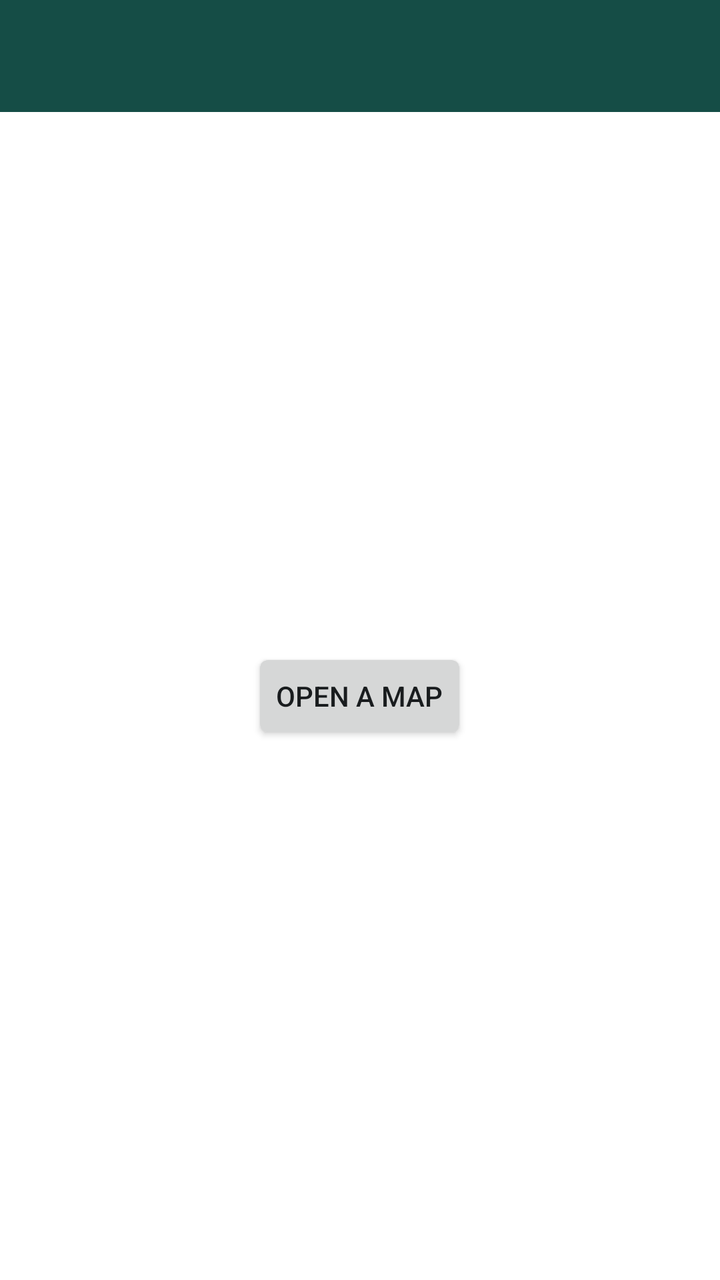
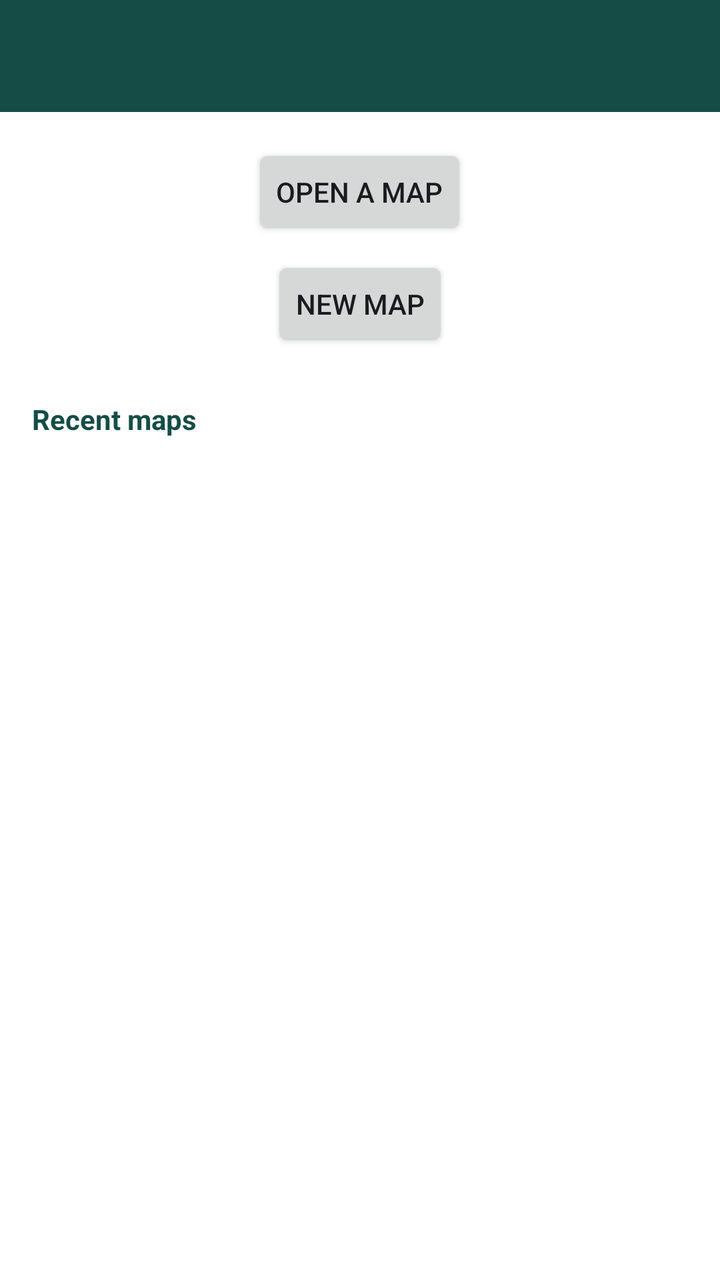

Before-and-after screenshots of an Android layout around one commit, followed by the original layout XML and the change that was made.
<!-- AndroidManifest.xml: application theme Mapling -->
<!-- res/layout/main.xml -->
<?xml version="1.0" encoding="utf-8"?>
<LinearLayout xmlns:android="http://schemas.android.com/apk/res/android"
    android:id="@+id/root"
    android:layout_width="match_parent"
    android:layout_height="match_parent"
    android:orientation="vertical">

    <Toolbar
        android:id="@+id/toolbar"
        android:layout_width="match_parent"
        android:layout_height="wrap_content"
        android:background="@color/forest"
        android:minHeight="?android:attr/actionBarSize"
        android:theme="@style/Mapling.Toolbar" />

    
    <LinearLayout
        android:id="@+id/messages"
        android:layout_width="match_parent"
        android:layout_height="wrap_content"
        android:orientation="vertical" />

    <FrameLayout
        android:layout_width="match_parent"
        android:layout_height="0dp"
        android:layout_weight="1">

        <WebView
            android:id="@+id/map"
            android:layout_width="match_parent"
            android:layout_height="match_parent"
            android:visibility="invisible" />

        <Button
            android:id="@+id/open_map"
            android:layout_width="wrap_content"
            android:layout_height="wrap_content"
            android:layout_gravity="center"
            android:text="@string/open_map" />
    </FrameLayout>

    
    <LinearLayout
        android:id="@+id/hints"
        android:layout_width="match_parent"
        android:layout_height="wrap_content"
        android:orientation="vertical" />

    <LinearLayout
        android:id="@+id/node_bar"
        android:layout_width="match_parent"
        android:layout_height="wrap_content"
        android:background="@color/node_bar"
        android:gravity="center"
        android:orientation="horizontal"
        android:visibility="gone">

        <ImageButton
            android:id="@+id/edit_text"
            style="?android:attr/borderlessButtonStyle"
            android:layout_width="56dp"
            android:layout_height="48dp"
            android:contentDescription="@string/edit_text"
            android:src="@drawable/ic_edit"
            android:tint="@color/node_icon"
            android:tooltipText="@string/edit_text" />

        <ImageButton
            android:id="@+id/add_child"
            style="?android:attr/borderlessButtonStyle"
            android:layout_width="56dp"
            android:layout_height="48dp"
            android:contentDescription="@string/add_child"
            android:src="@drawable/ic_subdirectory_arrow_right"
            android:tint="@color/node_icon"
            android:tooltipText="@string/add_child" />

        <ImageButton
            android:id="@+id/add_sibling"
            style="?android:attr/borderlessButtonStyle"
            android:layout_width="56dp"
            android:layout_height="48dp"
            android:contentDescription="@string/add_sibling"
            android:src="@drawable/ic_add_row_below"
            android:tint="@color/node_icon"
            android:tooltipText="@string/add_sibling" />

        <ImageButton
            android:id="@+id/delete_node"
            style="?android:attr/borderlessButtonStyle"
            android:layout_width="56dp"
            android:layout_height="48dp"
            android:contentDescription="@string/delete_node"
            android:src="@drawable/ic_delete"
            android:tint="@color/node_icon"
            android:tooltipText="@string/delete_node" />
    </LinearLayout>
</LinearLayout>
<!-- resources referenced by this layout -->
<resources>
  <color name="forest">#154D46</color>
  <color name="node_bar">#F3F5F4</color>
  <!-- drawable ic_delete (drawable) -->
  <?xml version="1.0" encoding="utf-8"?>
  <vector xmlns:android="http://schemas.android.com/apk/res/android"
      android:width="24dp"
      android:height="24dp"
      android:viewportWidth="960"
      android:viewportHeight="960"
      android:tint="?android:attr/colorControlNormal">
    <path
        android:fillColor="@android:color/white"
        android:pathData="M280,840Q247,840 223.5,816.5Q200,793 200,760L200,240L160,240L160,160L360,160L360,120L600,120L600,160L800,160L800,240L760,240L760,760Q760,793 736.5,816.5Q713,840 680,840L280,840ZM680,240L280,240L280,760Q280,760 280,760Q280,760 280,760L680,760Q680,760 680,760Q680,760 680,760L680,240ZM360,680L440,680L440,320L360,320L360,680ZM520,680L600,680L600,320L520,320L520,680ZM280,240L280,240L280,760Q280,760 280,760Q280,760 280,760L280,760Q280,760 280,760Q280,760 280,760L280,240Z"/>
  </vector>
  <!-- drawable ic_edit (drawable) -->
  <?xml version="1.0" encoding="utf-8"?>
  <vector xmlns:android="http://schemas.android.com/apk/res/android"
      android:width="24dp"
      android:height="24dp"
      android:viewportWidth="960"
      android:viewportHeight="960"
      android:tint="?android:attr/colorControlNormal">
    <path
        android:fillColor="@android:color/white"
        android:pathData="M200,760L257,760L648,369L591,312L200,703L200,760ZM120,840L120,670L648,143Q660,132 674.5,126Q689,120 705,120Q721,120 736,126Q751,132 762,144L817,200Q829,211 834.5,226Q840,241 840,256Q840,272 834.5,286.5Q829,301 817,313L290,840L120,840ZM760,256L760,256L704,200L704,200L760,256ZM619,341L591,312L591,312L648,369L648,369L619,341Z"/>
  </vector>
  <!-- drawable ic_subdirectory_arrow_right (drawable) -->
  <?xml version="1.0" encoding="utf-8"?>
  <vector xmlns:android="http://schemas.android.com/apk/res/android"
      android:width="24dp"
      android:height="24dp"
      android:viewportWidth="960"
      android:viewportHeight="960"
      android:tint="?android:attr/colorControlNormal">
    <path
        android:fillColor="@android:color/white"
        android:pathData="M560,840L503,783L647,640L200,640L200,160L280,160L280,560L647,560L503,416L559,359L800,600L560,840Z"/>
  </vector>
  <string name="add_child">Add child</string>
  <string name="add_sibling">Add sibling</string>
  <string name="delete_node">Delete</string>
  <string name="edit_text">Edit text</string>
  <string name="open_map">Open a map</string>
  <style name="Mapling.Toolbar" parent="@android:style/ThemeOverlay.Material.Dark.ActionBar">
          <item name="android:colorControlNormal">@color/ivory</item>
          <item name="android:textColorPrimary">@color/ivory</item>
      </style>
  <style name="Mapling" parent="@android:style/Theme.DeviceDefault.Light.NoActionBar">
          <item name="android:windowBackground">@android:color/white</item>
          <item name="android:statusBarColor">@color/forest</item>
          <item name="android:windowLightStatusBar">false</item>
      </style>
  <color name="ivory">#FFF9E9</color>
  <!-- unchanged entries left out for length: 1 -->
</resources>

<!-- the commit's change to res/layout/main.xml (unified diff, before → after) -->
@@ -31,12 +31,56 @@
             android:layout_height="match_parent"
             android:visibility="invisible" />
 
-        <Button
-            android:id="@+id/open_map"
-            android:layout_width="wrap_content"
-            android:layout_height="wrap_content"
-            android:layout_gravity="center"
-            android:text="@string/open_map" />
+        
+        <ScrollView
+            android:id="@+id/home"
+            android:layout_width="match_parent"
+            android:layout_height="match_parent">
+
+            <LinearLayout
+                android:layout_width="match_parent"
+                android:layout_height="wrap_content"
+                android:orientation="vertical"
+                android:padding="16dp">
+
+                <LinearLayout
+                    android:layout_width="match_parent"
+                    android:layout_height="wrap_content"
+                    android:gravity="center"
+                    android:orientation="vertical">
+
+                    <Button
+                        android:id="@+id/open_map"
+                        android:layout_width="wrap_content"
+                        android:layout_height="wrap_content"
+                        android:text="@string/open_map" />
+
+                    <Button
+                        android:id="@+id/new_map"
+                        android:layout_width="wrap_content"
+                        android:layout_height="wrap_content"
+                        android:layout_marginTop="8dp"
+                        android:text="@string/new_map" />
+                </LinearLayout>
+
+                <TextView
+                    android:id="@+id/recent_title"
+                    android:layout_width="match_parent"
+                    android:layout_height="wrap_content"
+                    android:layout_marginTop="24dp"
+                    android:paddingBottom="8dp"
+                    android:text="@string/recent_maps"
+                    android:textColor="@color/forest"
+                    android:textSize="14sp"
+                    android:textStyle="bold" />
+
+                <LinearLayout
+                    android:id="@+id/recent_list"
+                    android:layout_width="match_parent"
+                    android:layout_height="wrap_content"
+                    android:orientation="vertical" />
+            </LinearLayout>
+        </ScrollView>
     </FrameLayout>
 
     
<!-- resource entries referenced after the edit -->
@@ -42,7 +42,9 @@
   <string name="add_sibling">Add sibling</string>
   <string name="delete_node">Delete</string>
   <string name="edit_text">Edit text</string>
+  <string name="new_map">New map</string>
   <string name="open_map">Open a map</string>
+  <string name="recent_maps">Recent maps</string>
   <style name="Mapling.Toolbar" parent="@android:style/ThemeOverlay.Material.Dark.ActionBar">
           <item name="android:colorControlNormal">@color/ivory</item>
           <item name="android:textColorPrimary">@color/ivory</item>
